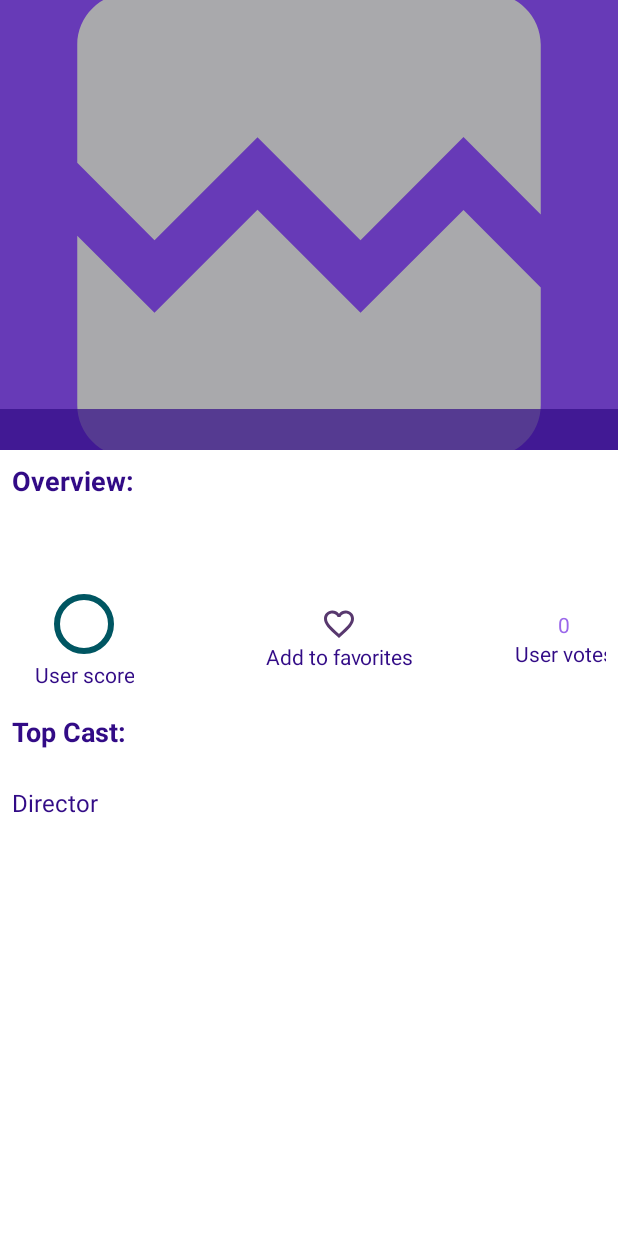
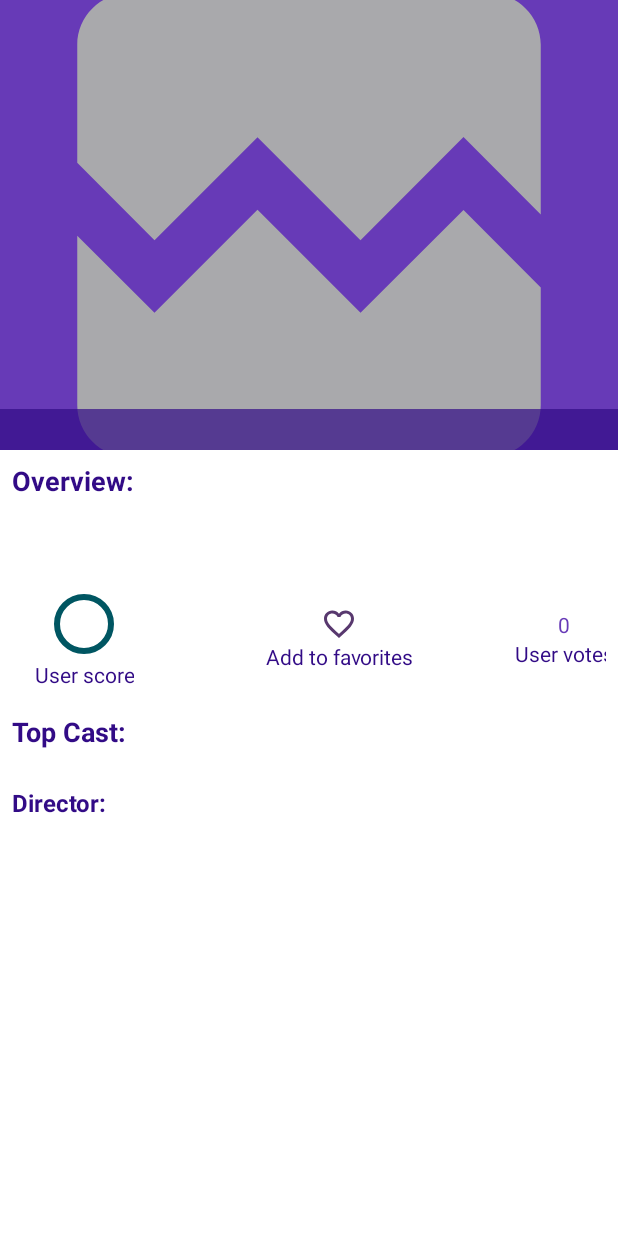
Before and after one commit to JaviMera/CineMe, an Android app: the DetailsActivity screen opened directly, with no data from a screen before it, on a phone screen of 412 x 824 dp. Run offline under Robolectric (Android 15) with nearby library versions, the phone set to English and light mode, and no system bars; our stand-ins replace Timber, data binding; pictures from the network do not load; 2 statements that could not run were skipped.

Commit message:
Added logic to display director list.

```diff
--- a/app/src/main/java/com/merajavier/cineme/Application.kt
+++ b/app/src/main/java/com/merajavier/cineme/Application.kt
@@ -1,7 +1,7 @@
 package com.merajavier.cineme
 
 import android.app.Application
-import com.merajavier.cineme.cast.ActorListViewModel
+import com.merajavier.cineme.cast.CastListViewModel
 import com.merajavier.cineme.koin.modules.networkModule
 import com.merajavier.cineme.movies.MovieListViewModel
 import com.merajavier.cineme.network.NetworkMovieActorRepository
@@ -25,7 +25,7 @@ class Application : Application() {
             }
 
             viewModel{
-                ActorListViewModel(get() as NetworkMovieActorRepository)
+                CastListViewModel(get() as NetworkMovieActorRepository)
             }
             single{
                 NetworkMovieRepository(get() as TMDBApiInterface)
--- a/app/src/main/java/com/merajavier/cineme/cast/ActorsResponse.kt
+++ b/app/src/main/java/com/merajavier/cineme/cast/ActorsResponse.kt
@@ -6,5 +6,6 @@ import kotlinx.parcelize.Parcelize
 @Parcelize
 data class ActorsResponse (
     val id: Int,
-    val cast: List<ActorDataItem>
+    val cast: List<ActorDataItem>,
+    val crew: List<CrewDataItem>
 ) : Parcelable
--- a/app/src/main/java/com/merajavier/cineme/cast/ActorListViewModel.kt
+++ b/app/src/main/java/com/merajavier/cineme/cast/CastListViewModel.kt
@@ -7,7 +7,7 @@ import androidx.lifecycle.viewModelScope
 import com.merajavier.cineme.network.NetworkMovieActorRepository
 import kotlinx.coroutines.launch
 
-class ActorListViewModel(
+class CastListViewModel(
     private val networkMovieActorRepository: NetworkMovieActorRepository
 ) : ViewModel() {
 
@@ -15,10 +15,21 @@ class ActorListViewModel(
     val actors: LiveData<List<ActorDataItem>>
     get() = _actors
 
+    private var _crew = MutableLiveData<List<CrewDataItem>>()
+    val crew: LiveData<List<CrewDataItem>>
+    get() = _crew
+
     fun getMovieActors(movieId: Int){
         viewModelScope.launch {
-            val response = networkMovieActorRepository.getAll(movieId)
+            val response = networkMovieActorRepository.getActors(movieId)
             _actors.postValue(response)
         }
     }
+
+    fun getDirectors(movieId: Int){
+        viewModelScope.launch {
+            val response = networkMovieActorRepository.getCrew(movieId)
+            _crew.postValue(response)
+        }
+    }
 }
--- a/app/src/main/java/com/merajavier/cineme/details/DetailsActivity.kt
+++ b/app/src/main/java/com/merajavier/cineme/details/DetailsActivity.kt
@@ -8,7 +8,7 @@ import android.view.animation.Transformation
 import androidx.lifecycle.Observer
 import com.google.android.material.appbar.AppBarLayout
 import com.google.android.material.progressindicator.CircularProgressIndicator
-import com.merajavier.cineme.cast.ActorListViewModel
+import com.merajavier.cineme.cast.CastListViewModel
 import com.merajavier.cineme.cast.ActorsRecyclerAdapter
 import com.merajavier.cineme.common.toPercentAverage
 import com.merajavier.cineme.databinding.ActivityDetailsBinding
@@ -21,7 +21,7 @@ class DetailsActivity : AppCompatActivity() {
     private lateinit var binding: ActivityDetailsBinding
     private lateinit var genresAdapter: GenresRecyclerAdapter
     private lateinit var actorsAdapter: ActorsRecyclerAdapter
-    private val actorListViewModel: ActorListViewModel by inject()
+    private val castListViewModel: CastListViewModel by inject()
 
     override fun onCreate(savedInstanceState: Bundle?) {
         super.onCreate(savedInstanceState)
@@ -40,7 +40,8 @@ class DetailsActivity : AppCompatActivity() {
             if(it != null){
                 binding.movie = it
                 genresAdapter.submitList(it.genres)
-                actorListViewModel.getMovieActors(it.id)
+                castListViewModel.getMovieActors(it.id)
+                castListViewModel.getDirectors(it.id)
 
                 val progressBarAnimator = ProgressBarAnimation(binding.detailsMovieUserScoreProgress, 0.0, it.voteAverage.toPercentAverage())
                 progressBarAnimator.duration = 2000
@@ -61,9 +62,20 @@ class DetailsActivity : AppCompatActivity() {
             binding.motionLayout.progress = seekPosition
         }
 
-        actorListViewModel.actors.observe(this, Observer {
+        castListViewModel.actors.observe(this, Observer {
             it.let {
                 actorsAdapter.submitList(it)
+            }
+        })
+
+        castListViewModel.crew.observe(this, Observer {
+            it.let { crew ->
+                val directors = crew
+                    .filter { member -> member.job == "Director" }
+                    .map { member -> member.name}
+                    .joinToString()
+
+                binding.detailsMovieDirector.text = directors
             }
         })
 
--- a/app/src/main/java/com/merajavier/cineme/network/NetworkCastRepositoryInterface.kt
+++ b/app/src/main/java/com/merajavier/cineme/network/NetworkCastRepositoryInterface.kt
@@ -1,18 +1,25 @@
 package com.merajavier.cineme.network
 
 import com.merajavier.cineme.cast.ActorDataItem
+import com.merajavier.cineme.cast.CrewDataItem
 
-interface NetworkCastRepositoryInterface<T> {
-    suspend fun getAll(movieId: Int) : List<T>
+interface NetworkCastRepositoryInterface<TActor, TCrew> {
+    suspend fun getActors(movieId: Int) : List<TActor>
+    suspend fun getCrew(movieId: Int) : List<TCrew>
 }
 
 class NetworkMovieActorRepository(
     private val apiInterface: TMDBApiCastInterface
-) : NetworkCastRepositoryInterface<ActorDataItem>{
+) : NetworkCastRepositoryInterface<ActorDataItem, CrewDataItem>{
 
-    override suspend fun getAll(movieId: Int): List<ActorDataItem> {
+    override suspend fun getActors(movieId: Int): List<ActorDataItem> {
         return apiInterface.getMovieCast(movieId)
             .cast
             .sortedBy { actor -> actor.order }
     }
+
+    override suspend fun getCrew(movieId: Int): List<CrewDataItem> {
+        return apiInterface.getMovieCast(movieId)
+            .crew
+    }
 }
--- a/app/src/main/res/layout/activity_details.xml
+++ b/app/src/main/res/layout/activity_details.xml
@@ -86,6 +86,10 @@
                     android:layout_height="wrap_content"
                     android:layout_marginTop="8dp"
                     android:text="@{movie.overview}"
+                    android:textColor="@color/colorPrimary"
+                    android:scrollHorizontally="true"
+                    android:ellipsize="end"
+                    android:maxLines="3"
                     app:layout_constraintEnd_toEndOf="parent"
                     app:layout_constraintStart_toStartOf="parent"
                     app:layout_constraintTop_toBottomOf="@+id/detail_movies_overview_title"
@@ -176,7 +180,7 @@
                     android:layout_height="wrap_content"
                     android:layout_marginEnd="24dp"
                     android:text="@{String.valueOf(movie.voteCount)}"
-                    android:textColor="@color/colorPrimaryLight"
+                    android:textColor="@color/colorPrimary"
                     app:layout_constraintBottom_toBottomOf="@+id/details_movie_favorite"
                     app:layout_constraintEnd_toEndOf="parent"
                     app:layout_constraintHorizontal_bias="0.5"
@@ -229,8 +233,20 @@
                     android:text="@string/details_movie_director_title"
                     android:textColor="@color/colorPrimaryDark"
                     android:textSize="16sp"
+                    android:textStyle="bold"
                     app:layout_constraintStart_toStartOf="parent"
                     app:layout_constraintTop_toBottomOf="@id/details_movie_actors" />
+
+                <TextView
+                    android:id="@+id/details_movie_director"
+                    android:layout_width="wrap_content"
+                    android:layout_height="wrap_content"
+                    android:layout_marginStart="8dp"
+                    android:textColor="@color/colorPrimary"
+                    app:layout_constraintBottom_toBottomOf="@id/details_movie_director_title"
+                    app:layout_constraintStart_toEndOf="@+id/details_movie_director_title"
+                    app:layout_constraintTop_toTopOf="@+id/details_movie_director_title"
+                    tools:text="David Fincher, Lio Messi, Francella" />
 
             </androidx.constraintlayout.widget.ConstraintLayout>
         </androidx.core.widget.NestedScrollView>
--- a/app/src/main/res/values/strings.xml
+++ b/app/src/main/res/values/strings.xml
@@ -26,6 +26,6 @@
     <string name="details_movie_user_favorite_text">Add to favorites</string>
     <string name="details_movie_favorite_description">Add to favorites icon</string>
     <string name="detail_movies_user_score_text">User score</string>
-    <string name="details_movie_director_title">Director</string>
+    <string name="details_movie_director_title">Director:</string>
     <string name="details_movie_user_average_value">%d%%</string>
 </resources>
```
Also changed, not shown: app/src/main/java/com/merajavier/cineme/cast/CrewDataItem.kt (added, +13 -0 lines), app/src/main/java/com/merajavier/cineme/cast/ActorDataItem.kt (line endings or trailing spaces).
